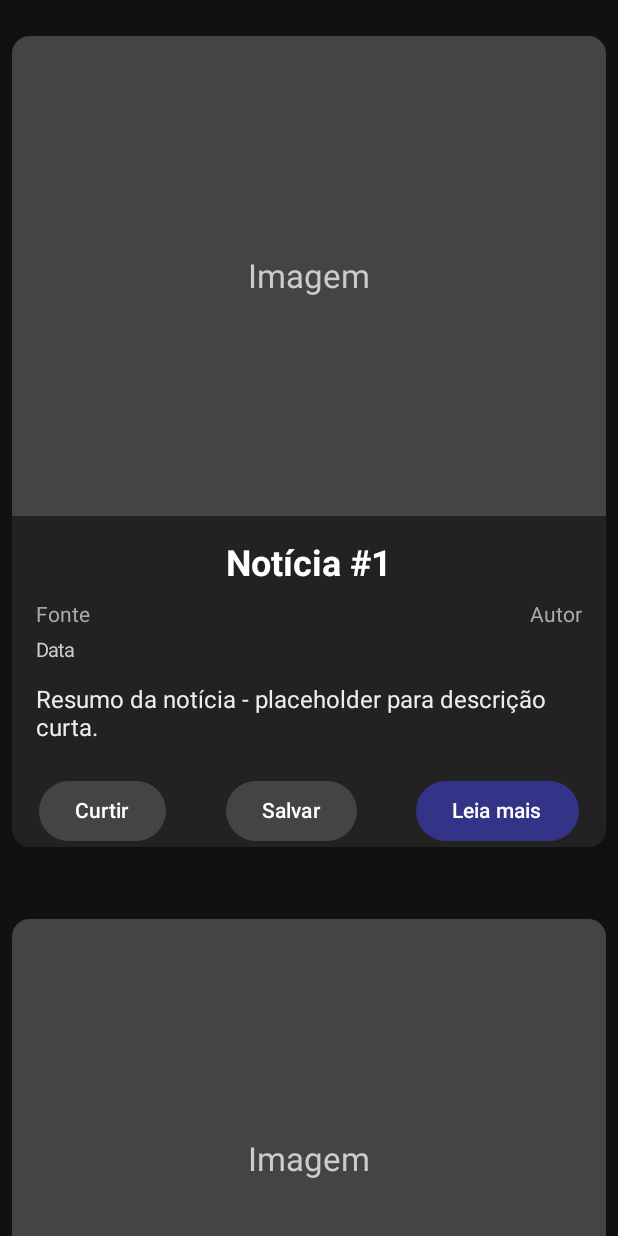
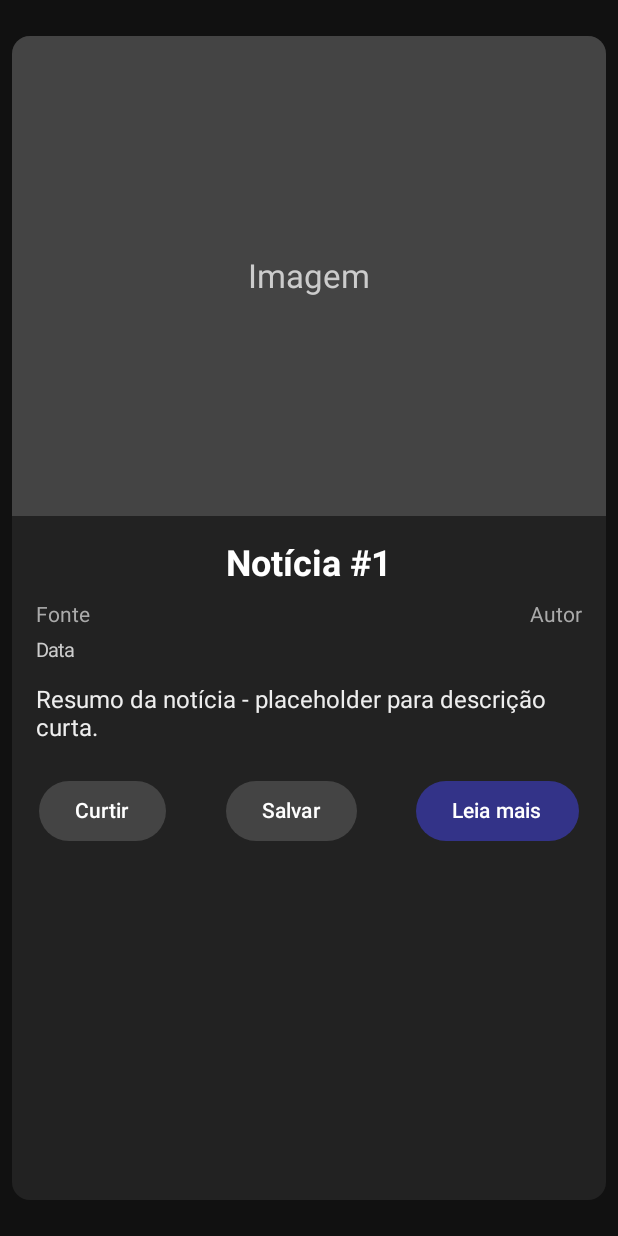
Before and after one commit to gustavorods/2025_2_3_reelo_front_end, an Android app built with Jetpack Compose: the screen it shows after launch (MainActivity), on a phone screen of 412 x 824 dp. Run offline under Robolectric (Android 15) with nearby library versions, the phone set to English and light mode, and no system bars.

Commit message:
feat: expandir card noticia para ocupar a tela inteira

```diff
--- a/app/src/main/java/com/example/noticias/MainActivity.kt
+++ b/app/src/main/java/com/example/noticias/MainActivity.kt
@@ -5,8 +5,8 @@ import androidx.activity.ComponentActivity
 import androidx.activity.compose.setContent
 import androidx.compose.foundation.background
 import androidx.compose.foundation.layout.*
-import androidx.compose.foundation.lazy.LazyColumn
-import androidx.compose.foundation.lazy.itemsIndexed
+import androidx.compose.foundation.pager.VerticalPager
+import androidx.compose.foundation.pager.rememberPagerState
 import androidx.compose.material3.*
 import androidx.compose.runtime.Composable
 import androidx.compose.ui.Alignment
@@ -22,26 +22,24 @@ class MainActivity : ComponentActivity() {
     override fun onCreate(savedInstanceState: Bundle?) {
         super.onCreate(savedInstanceState)
         setContent {
-            NewsScrollPrototype()
+            NewsVerticalPagerPrototype()
         }
     }
 }
 
 @Composable
-fun NewsScrollPrototype() {
-    // Scaffold para UI moderna
-    Scaffold(
-        containerColor = Color.Black
-    ) { padding ->
-        LazyColumn(
-            contentPadding = padding,
-            modifier = Modifier.fillMaxSize(),
-            verticalArrangement = Arrangement.Center
-        ) {
-            // Simula feed infinito
-            itemsIndexed(List(50) { "Notícia #${it + 1}" }) { _, item ->
-                NewsCardPlaceholder(item = item)
-            }
+fun NewsVerticalPagerPrototype() {
+    val items = List(50) { "Notícia #${it + 1}" }
+    val pagerState = rememberPagerState { items.size }
+
+    Scaffold(containerColor = Color.Black) { padding ->
+        VerticalPager(
+            state = pagerState,
+            modifier = Modifier
+                .fillMaxSize()
+                .padding(padding)
+        ) { page ->
+            NewsCardPlaceholder(item = items[page])
         }
     }
 }
@@ -138,6 +136,6 @@ fun NewsCardPlaceholder(item: String) {
 
 @Preview(showBackground = true, showSystemUi = true)
 @Composable
-fun NewsScrollPreview() {
-    NewsScrollPrototype()
+fun NewsVerticalPagerPreview() {
+    NewsVerticalPagerPrototype()
 }
```
